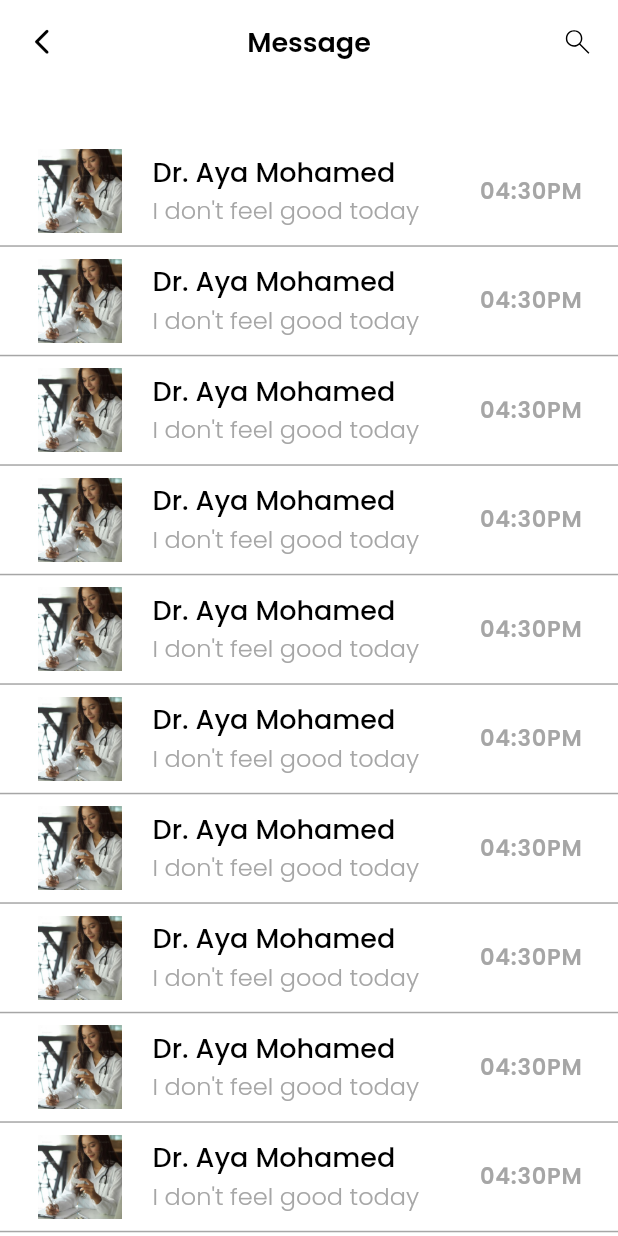
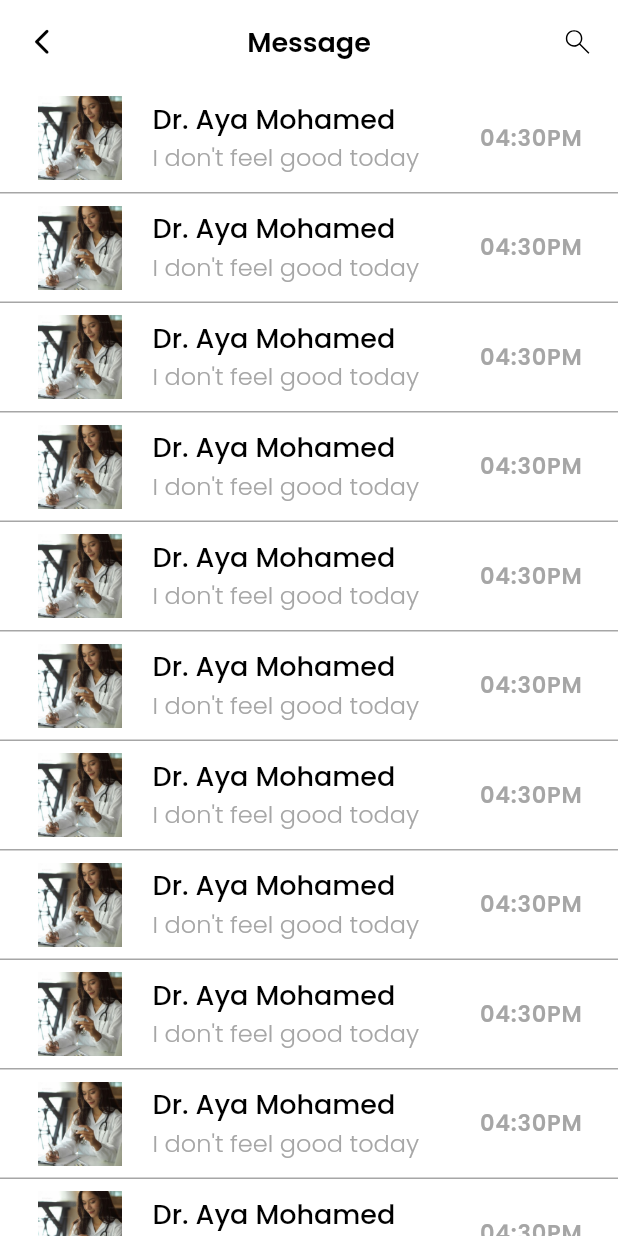
Before and after one commit to AbanobNaeem/medico, a Flutter app: the MessagesScreen screen opened directly, on a phone screen of 412 x 824 dp. Run offline on Flutter 3.47's test engine with Material 3 defaults, Android fonts, the phone set to English and light mode, and no system bars; our stand-ins replace bloc, cached_network_image, country_code_picker, dots_indicator, emoji_picker_flutter, flutter_bloc and 14 more; accounts and stored records are empty; project files that could hold a hidden picture were left out.

Commit message:
feat : finish ui edition 2

```diff
--- a/lib/src/core/resources/constants.dart
+++ b/lib/src/core/resources/constants.dart
@@ -3,7 +3,7 @@ class AppConstants {
   static const AppConstants _instance = AppConstants._internal(); // singleton
   factory AppConstants() => _instance;
 
-  static const appName = 'Try And Buy';
+  static const appName = 'Xpert';
 
   static const String onBoarding = 'on_boarding_skip';
   static const String tempImageUrl = 'https://s3-alpha-sig.figma.com/img/ae5f/a582/40b10f833a0f090b61a0de98a9d38a06?Expires=1711929600&Key-Pair-Id=APKAQ4GOSFWCVNEHN3O4&Signature=cL~O-OKJSgRu5RK6EqFesFOZH15iHWwqfYbnEXL~0VmDGH8c1UF5h7ye6N0BTzjsPfIU2PMqKhNmpwKpDiql5sjKLUXbKml1OceOBXyw3YsWZlnUeIqbn8Dw14UFQiwuj5sa8MtvmqIBsnRKgioOivw8P1i5PVRtgVm~jTDzZXxmjmccHT2TfCxJl4rhjPTk1yCqTzQeR2aZ3TYNslOfc9x-lZ3kMy3lFWEieDIe3eUttSkv-PvkkFe8JQRAe2BjARnA5-dCCwCClposliHT7t3kYMqw1X2cWZK6AVuObhOpoAifeqmLYta6GDjjnM-AEpReh8y5ecC1MiIMNYlIVg__';
--- a/lib/src/core/resources/injection.dart
+++ b/lib/src/core/resources/injection.dart
@@ -3,7 +3,7 @@ import 'package:xpert/src/features/auth/business_logic/cubit/otp_timer_cubit.dar
 import 'package:xpert/src/features/bottom_nav_bar/business_logic/nav_bar_cubit/nav_bar_cubit.dart';
 import 'package:xpert/src/features/chat_bot/business_logic/chat_bot_cubit.dart';
 import 'package:xpert/src/features/home/business_logic/home_cubit/home_cubit.dart';
-import 'package:xpert/src/features/home/business_logic/temp_cubit/doctor_chat_cubit.dart';
+import 'package:xpert/src/features/chat/business_logic/doctor_chat/doctor_chat_cubit.dart';
 import 'package:xpert/src/features/profile/business_logic/profile/profile_cubit.dart';
 
 final getIt = GetIt.instance;
--- a/lib/src/features/bottom_nav_bar/constants/nav_bar_constants.dart
+++ b/lib/src/features/bottom_nav_bar/constants/nav_bar_constants.dart
@@ -1,5 +1,6 @@
 import 'package:flutter/material.dart';
 import 'package:xpert/src/core/resources/assets_manager.dart';
+import 'package:xpert/src/features/chat/screens/messages_screen.dart';
 import 'package:xpert/src/features/home/presentation/screens/home_screen.dart';
 import 'package:xpert/src/features/profile/presentation/screens/profile_screen.dart';
 import 'package:xpert/src/features/setting/presentation/screen/setting_screen.dart';
@@ -27,9 +28,7 @@ class _PlaceHolderState extends State<PlaceHolder> {
 
 List<Widget> navBarPages = const [
   HomeScreen(),
-  PlaceHolder(
-    title: "Chat",
-  ),
+  MessagesScreen(),
   SettingScreen(),
   ProfileScreen(),
 ];
--- a/lib/src/features/home/business_logic/temp_cubit/doctor_chat_cubit.dart
+++ b/lib/src/features/chat/business_logic/doctor_chat/doctor_chat_cubit.dart
@@ -1,10 +1,10 @@
 import 'package:bloc/bloc.dart';
 import 'package:freezed_annotation/freezed_annotation.dart';
 
-import '../../presentation/screens/temp2.dart';
+import '../../screens/chat.dart';
 
 part 'doctor_chat_state.dart';
-part '../doctor_chat_cubit.freezed.dart';
+part 'doctor_chat_cubit.freezed.dart';
 
 class DoctorChatCubit extends Cubit<DoctorChatState> {
   DoctorChatCubit() : super(const DoctorChatState.initial());
--- a/lib/src/features/home/presentation/screens/temp2.dart
+++ b/lib/src/features/chat/screens/chat.dart
@@ -15,8 +15,8 @@ import 'package:xpert/src/core/resources/strings_manager.dart';
 import 'package:xpert/src/core/resources/styles_manager.dart';
 import 'package:xpert/src/core/widgets/app_padding.dart';
 import 'package:xpert/src/core/widgets/chat_text_field.dart';
-import 'package:xpert/src/features/home/presentation/screens/temp1.dart';
-import 'package:xpert/src/features/home/business_logic/temp_cubit/doctor_chat_cubit.dart';
+import 'package:xpert/src/features/chat/screens/messages_screen.dart';
+import 'package:xpert/src/features/chat/business_logic/doctor_chat/doctor_chat_cubit.dart';
 import 'package:flutter_keyboard_visibility/flutter_keyboard_visibility.dart';
 
 class DoctorChat extends StatefulWidget {
--- a/lib/src/features/home/presentation/screens/temp1.dart
+++ b/lib/src/features/chat/screens/messages_screen.dart
@@ -22,6 +22,7 @@ class MessagesScreen extends StatelessWidget {
 
   PreferredSizeWidget _appBar(context) {
     return AppBar(
+      forceMaterialTransparency: true,
       leading: IconButton(
         onPressed: () {
           Navigator.of(context).pop();
@@ -52,7 +53,9 @@ class MessagesScreen extends StatelessWidget {
 
   Widget _body() {
     return ListView.builder(
-      padding: EdgeInsets.symmetric(vertical: 35.h),
+      padding: EdgeInsets.only(
+        bottom: kBottomNavigationBarHeight.h,
+      ),
       itemCount: 15,
       itemBuilder: (context, index) => _listTile(
         model: messagesList[0],
```
Also changed, not shown: lib/src/core/resources/route_manager.dart (+2 -8 lines), lib/src/features/chat/business_logic/doctor_chat/doctor_chat_cubit.freezed.dart, lib/src/features/chat/business_logic/doctor_chat/doctor_chat_state.dart (renamed from lib/src/features/home/business_logic/temp_cubit/doctor_chat_state.dart).
